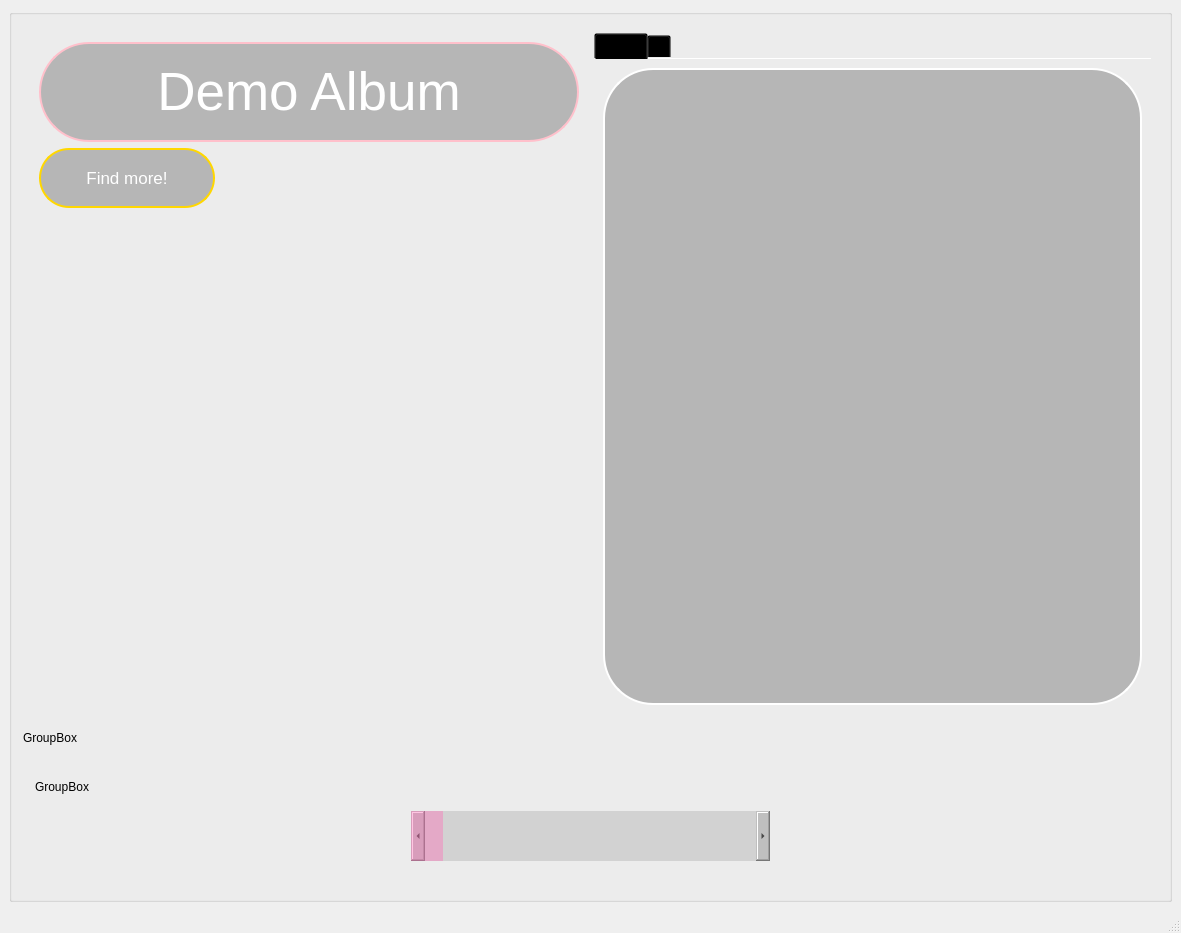
Qt form ui/album_page/album_window.ui (incremen/CyberMusicStreaming) before a commit.
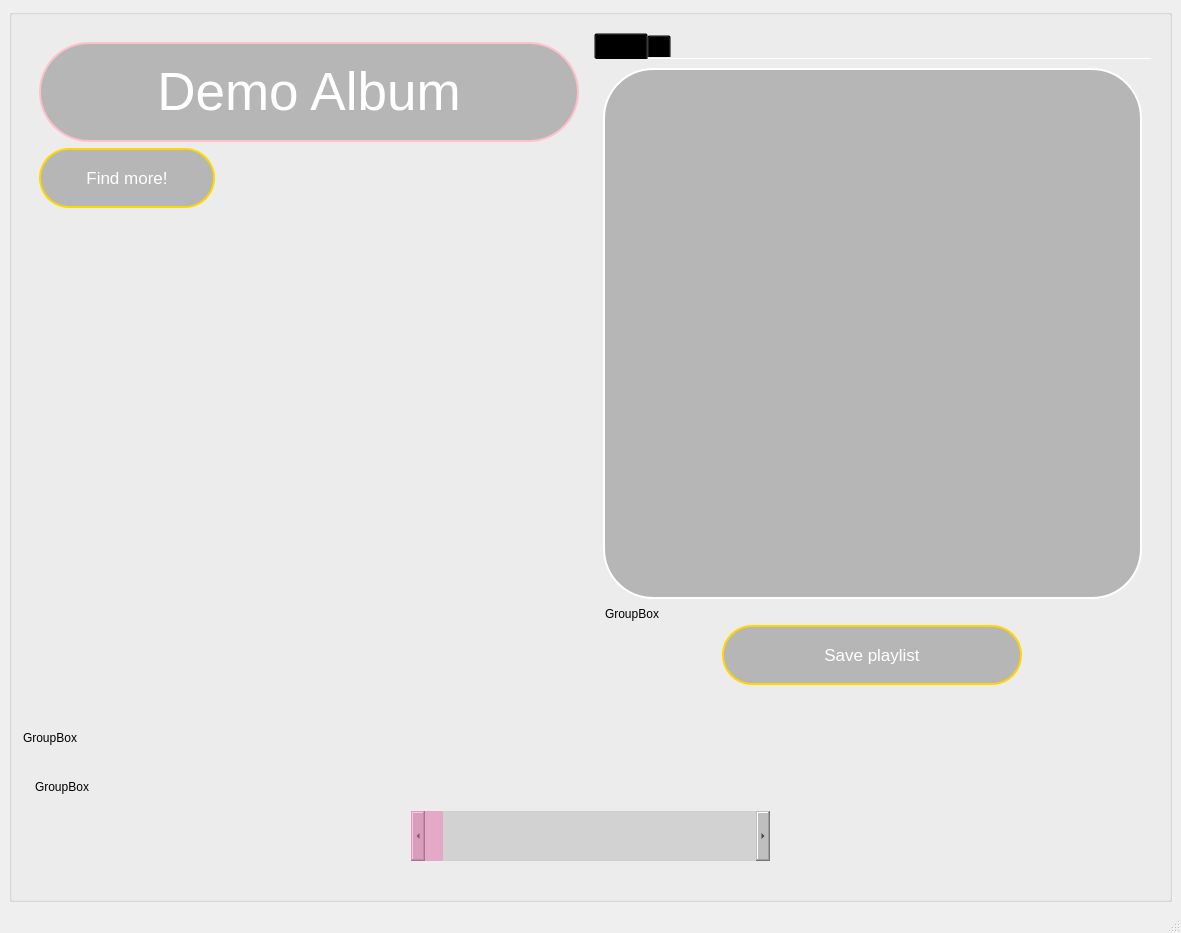
The same form after that commit. The open tabs and pages were chosen to show the change. Icons and pictures are not drawn.

Commit message: added save playlist button

```diff
--- a/ui/album_page/album_window.ui
+++ b/ui/album_page/album_window.ui
@@ -215,6 +215,54 @@
                 </property>
                </widget>
               </item>
+              <item>
+               <widget class="QGroupBox" name="groupBox">
+                <property name="minimumSize">
+                 <size>
+                  <width>0</width>
+                  <height>100</height>
+                 </size>
+                </property>
+                <property name="title">
+                 <string>GroupBox</string>
+                </property>
+                <layout class="QHBoxLayout" name="horizontalLayout_4">
+                 <item>
+                  <widget class="QPushButton" name="search_btn_2">
+                   <property name="sizePolicy">
+                    <sizepolicy hsizetype="Minimum" vsizetype="Minimum">
+                     <horstretch>0</horstretch>
+                     <verstretch>0</verstretch>
+                    </sizepolicy>
+                   </property>
+                   <property name="maximumSize">
+                    <size>
+                     <width>300</width>
+                     <height>60</height>
+                    </size>
+                   </property>
+                   <property name="font">
+                    <font>
+                     <pointsize>13</pointsize>
+                    </font>
+                   </property>
+                   <property name="styleSheet">
+                    <string notr="true"> border: 2px solid gold;
+ background-color: rgba(128, 128, 128, 128);
+ border-radius: 30px;
+color: white;
+
+
+</string>
+                   </property>
+                   <property name="text">
+                    <string>Save playlist</string>
+                   </property>
+                  </widget>
+                 </item>
+                </layout>
+               </widget>
+              </item>
              </layout>
             </widget>
             <widget class="QWidget" name="song_queue">
```
The commit also changes 1 other file.
